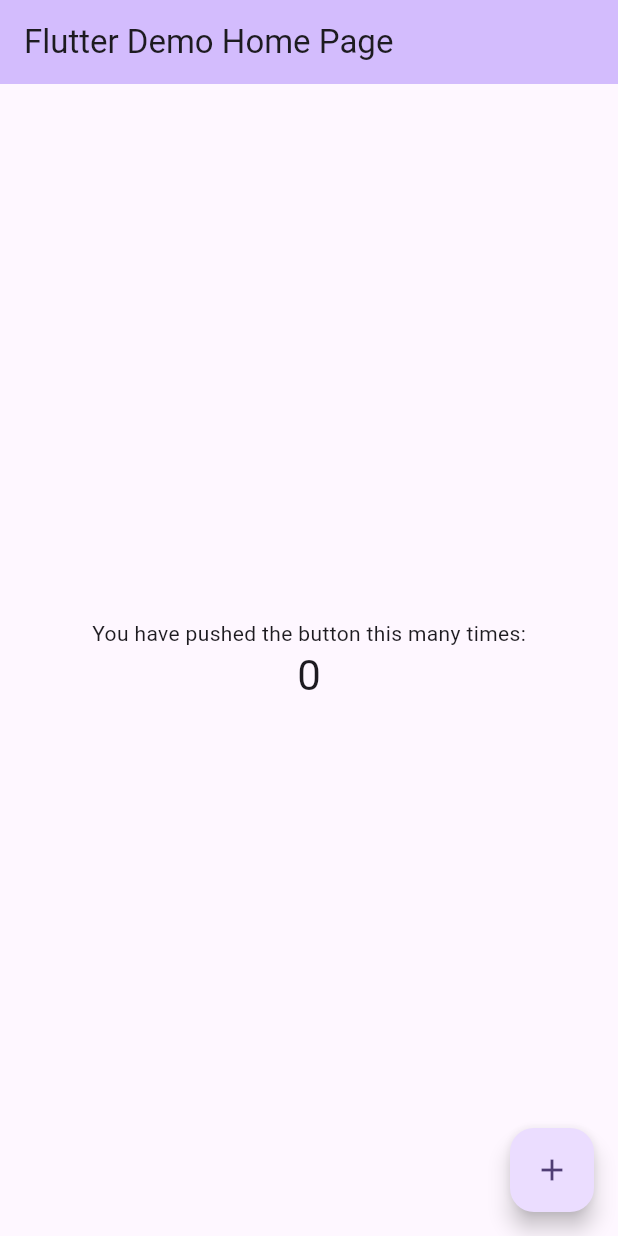
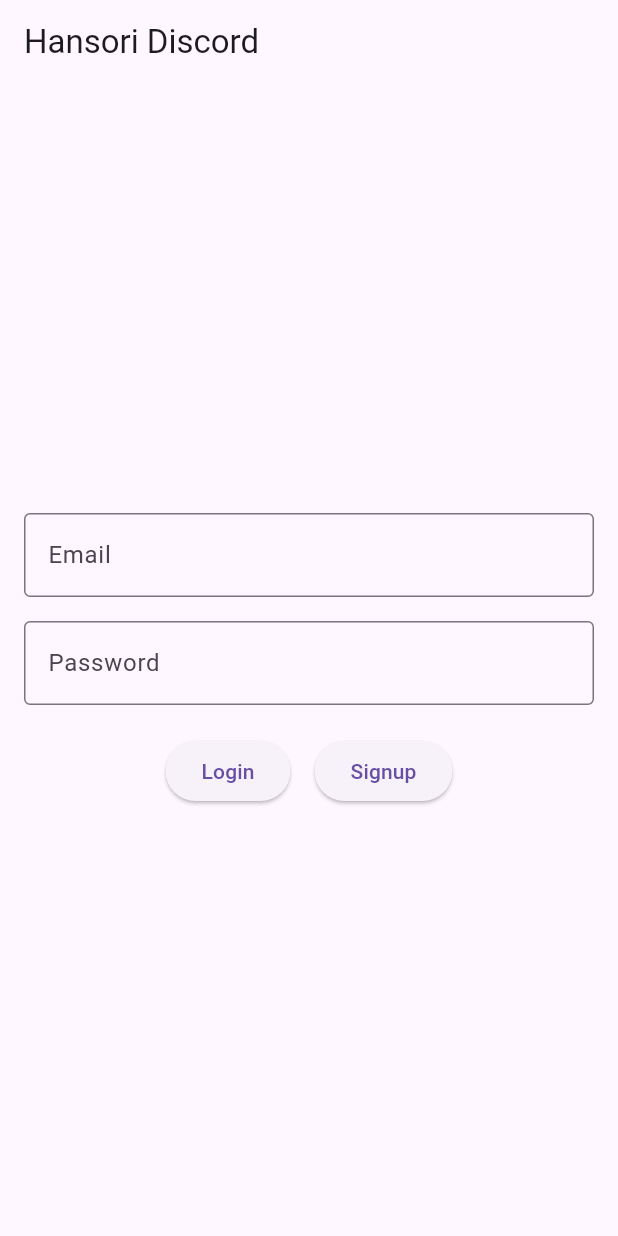
Before and after one commit to sillonjeu/Discord-Front, a Flutter app: the screen it shows after launch, on a phone screen of 412 x 824 dp. Run offline on Flutter 3.47's test engine with Material 3 defaults, Android fonts, the phone set to English and light mode, and no system bars.

Commit message:
feat: login skeleton

```diff
--- a/lib/main.dart
+++ b/lib/main.dart
@@ -1,125 +1,23 @@
 import 'package:flutter/material.dart';
+import 'package:discord_front/screen/login_screen.dart';
+//import 'package:discord_front/screen/home_screen.dart';
 
-void main() {
-  runApp(const MyApp());
+void main(){
+  runApp(MyApp());
 }
 
-class MyApp extends StatelessWidget {
-  const MyApp({super.key});
+class MyApp extends StatelessWidget{
+  final bool isLoggedIn = false;
 
-  // This widget is the root of your application.
   @override
-  Widget build(BuildContext context) {
+  Widget build(BuildContext context){
     return MaterialApp(
-      title: 'Flutter Demo',
-      theme: ThemeData(
-        // This is the theme of your application.
-        //
-        // TRY THIS: Try running your application with "flutter run". You'll see
-        // the application has a purple toolbar. Then, without quitting the app,
-        // try changing the seedColor in the colorScheme below to Colors.green
-        // and then invoke "hot reload" (save your changes or press the "hot
-        // reload" button in a Flutter-supported IDE, or press "r" if you used
-        // the command line to start the app).
-        //
-        // Notice that the counter didn't reset back to zero; the application
-        // state is not lost during the reload. To reset the state, use hot
-        // restart instead.
-        //
-        // This works for code too, not just values: Most code changes can be
-        // tested with just a hot reload.
-        colorScheme: ColorScheme.fromSeed(seedColor: Colors.deepPurple),
-        useMaterial3: true,
-      ),
-      home: const MyHomePage(title: 'Flutter Demo Home Page'),
+      debugShowCheckedModeBanner: false,
+      title: 'Discord_Front',
+      home: LoginScreen(),
     );
   }
 }
 
-class MyHomePage extends StatefulWidget {
-  const MyHomePage({super.key, required this.title});
 
-  // This widget is the home page of your application. It is stateful, meaning
-  // that it has a State object (defined below) that contains fields that affect
-  // how it looks.
-
-  // This class is the configuration for the state. It holds the values (in this
-  // case the title) provided by the parent (in this case the App widget) and
-  // used by the build method of the State. Fields in a Widget subclass are
-  // always marked "final".
-
-  final String title;
-
-  @override
-  State<MyHomePage> createState() => _MyHomePageState();
-}
-
-class _MyHomePageState extends State<MyHomePage> {
-  int _counter = 0;
-
-  void _incrementCounter() {
-    setState(() {
-      // This call to setState tells the Flutter framework that something has
-      // changed in this State, which causes it to rerun the build method below
-      // so that the display can reflect the updated values. If we changed
-      // _counter without calling setState(), then the build method would not be
-      // called again, and so nothing would appear to happen.
-      _counter++;
-    });
-  }
-
-  @override
-  Widget build(BuildContext context) {
-    // This method is rerun every time setState is called, for instance as done
-    // by the _incrementCounter method above.
-    //
-    // The Flutter framework has been optimized to make rerunning build methods
-    // fast, so that you can just rebuild anything that needs updating rather
-    // than having to individually change instances of widgets.
-    return Scaffold(
-      appBar: AppBar(
-        // TRY THIS: Try changing the color here to a specific color (to
-        // Colors.amber, perhaps?) and trigger a hot reload to see the AppBar
-        // change color while the other colors stay the same.
-        backgroundColor: Theme.of(context).colorScheme.inversePrimary,
-        // Here we take the value from the MyHomePage object that was created by
-        // the App.build method, and use it to set our appbar title.
-        title: Text(widget.title),
-      ),
-      body: Center(
-        // Center is a layout widget. It takes a single child and positions it
-        // in the middle of the parent.
-        child: Column(
-          // Column is also a layout widget. It takes a list of children and
-          // arranges them vertically. By default, it sizes itself to fit its
-          // children horizontally, and tries to be as tall as its parent.
-          //
-          // Column has various properties to control how it sizes itself and
-          // how it positions its children. Here we use mainAxisAlignment to
-          // center the children vertically; the main axis here is the vertical
-          // axis because Columns are vertical (the cross axis would be
-          // horizontal).
-          //
-          // TRY THIS: Invoke "debug painting" (choose the "Toggle Debug Paint"
-          // action in the IDE, or press "p" in the console), to see the
-          // wireframe for each widget.
-          mainAxisAlignment: MainAxisAlignment.center,
-          children: <Widget>[
-            const Text(
-              'You have pushed the button this many times:',
-            ),
-            Text(
-              '$_counter',
-              style: Theme.of(context).textTheme.headlineMedium,
-            ),
-          ],
-        ),
-      ),
-      floatingActionButton: FloatingActionButton(
-        onPressed: _incrementCounter,
-        tooltip: 'Increment',
-        child: const Icon(Icons.add),
-      ), // This trailing comma makes auto-formatting nicer for build methods.
-    );
-  }
-}
+//TODO: 포커스 - 텍스트 입력하고 빈화면 터치시 키패드 unfocus하는 기능
--- /dev/null
+++ b/lib/screen/login_screen.dart
@@ -0,0 +1,149 @@
+import 'package:flutter/material.dart';
+import 'package:discord_front/screen/signup_screen.dart';
+import 'dart:convert';
+import 'package:http/http.dart' as http;
+import 'package:discord_front/screen/home_screen.dart';
+
+
+class LoginScreen extends StatefulWidget {
+  const LoginScreen({Key? key}) : super(key: key);
+
+  @override
+  _LoginScreenState createState() => _LoginScreenState();
+}
+
+class _LoginScreenState extends State<LoginScreen> {
+  final TextEditingController _emailController = TextEditingController();
+  final TextEditingController _passwordController = TextEditingController();
+
+  Future<void> _login() async {
+    final String email = _emailController.text;
+    final String password = _passwordController.text;
+
+    // final response = await http.post(
+    //   Uri.parse('http://your-backend-url.com/login'), // 백엔드 URL 수정 필요
+    //   headers: <String, String>{
+    //     'Content-Type': 'application/json',
+    //   },
+    //   body: jsonEncode(<String, String>{
+    //     'password': password,
+    //     'email': email,
+    //   }),
+    // );
+
+    // 가상의 응답 생성
+    // 백엔드 구현이 완료되면 실제 HTTP 요청으로 대체
+    final response = http.Response(
+      jsonEncode({'result': true}), // true 또는 false로 변경하여 테스트
+      200, // HTTP 상태 코드
+      headers: {
+        'Content-Type': 'application/json',
+      },
+    );
+
+    // 응답 처리
+    if (response.statusCode == 200) {
+      final responseJson = jsonDecode(response.body);
+      if (responseJson['result']) {
+        // 로그인 성공, 홈 화면으로 이동
+        Navigator.pushReplacement(
+          context,
+          MaterialPageRoute(builder: (context) => HomeScreen(useremail:email)),
+        );
+      } else {
+        // 로그인 실패
+        _showDialog('Login failed. Please check your credentials.');
+      }
+    } else {
+      // 서버 에러 또는 기타 오류
+      _showDialog('Error: ${response.statusCode}');
+    }
+  }
+
+  void _showDialog(String message) {
+    showDialog(
+      context: context,
+      builder: (BuildContext context) {
+        return AlertDialog(
+          title: Text('Login Error'),
+          content: Text(message),
+          actions: <Widget>[
+            TextButton(
+              child: Text('Close'),
+              onPressed: () {
+                Navigator.of(context).pop();
+              },
+            ),
+          ],
+        );
+      },
+    );
+  }
+
+  void _signup() {
+    Navigator.push(
+      context,
+      MaterialPageRoute(builder: (context) => SignupScreen()),
+    );
+  }
+
+  @override
+  Widget build(BuildContext context) {
+    return Scaffold(
+      //resizeToAvoidBottomInset: false,
+      appBar: AppBar(
+        title: Text(
+          'Hansori Discord',
+        ),
+      ),
+      body: Padding(
+        padding: EdgeInsets.all(16.0),
+        child: Column(
+          mainAxisAlignment: MainAxisAlignment.center,
+          children: <Widget>[
+            TextFormField( // TODO: 이메일 형태체크하는 코드
+              controller: _emailController,
+              decoration: InputDecoration(
+                labelText: 'Email',
+                border: OutlineInputBorder(),
+              ),
+            ),
+            SizedBox(height: 16.0),
+            TextFormField(
+              controller: _passwordController,
+              obscureText: true,
+              decoration: InputDecoration(
+                labelText: 'Password',
+                border: OutlineInputBorder(),
+              ),
+            ),
+            SizedBox(height: 20.0),
+            Row(
+              mainAxisAlignment: MainAxisAlignment.center, // center, end, start
+              children: <Widget>[
+                ElevatedButton(
+                  onPressed: _login,
+                  child: Text('Login'),
+                ),
+                SizedBox(width: 16.0),
+                ElevatedButton(
+                  onPressed: _signup,
+                  child: Text('Signup'),
+                ),
+              ],
+
+            ),
+
+          ],
+        ),
+      ),
+    );
+  }
+
+  @override
+  void dispose() {
+    _emailController.dispose();
+    _passwordController.dispose();
+    super.dispose();
+  }
+}
--- a/pubspec.yaml
+++ b/pubspec.yaml
@@ -30,6 +30,7 @@ environment:
 dependencies:
   flutter:
     sdk: flutter
+  http: ^1.2.0
 
 
   # The following adds the Cupertino Icons font to your application.
```
Also changed, not shown: lib/screen/emailverify_screen.dart (added, +147 -0 lines), lib/screen/home_screen.dart (added, +35 -0 lines), lib/screen/signup_screen.dart (added, +141 -0 lines), pubspec.lock.
